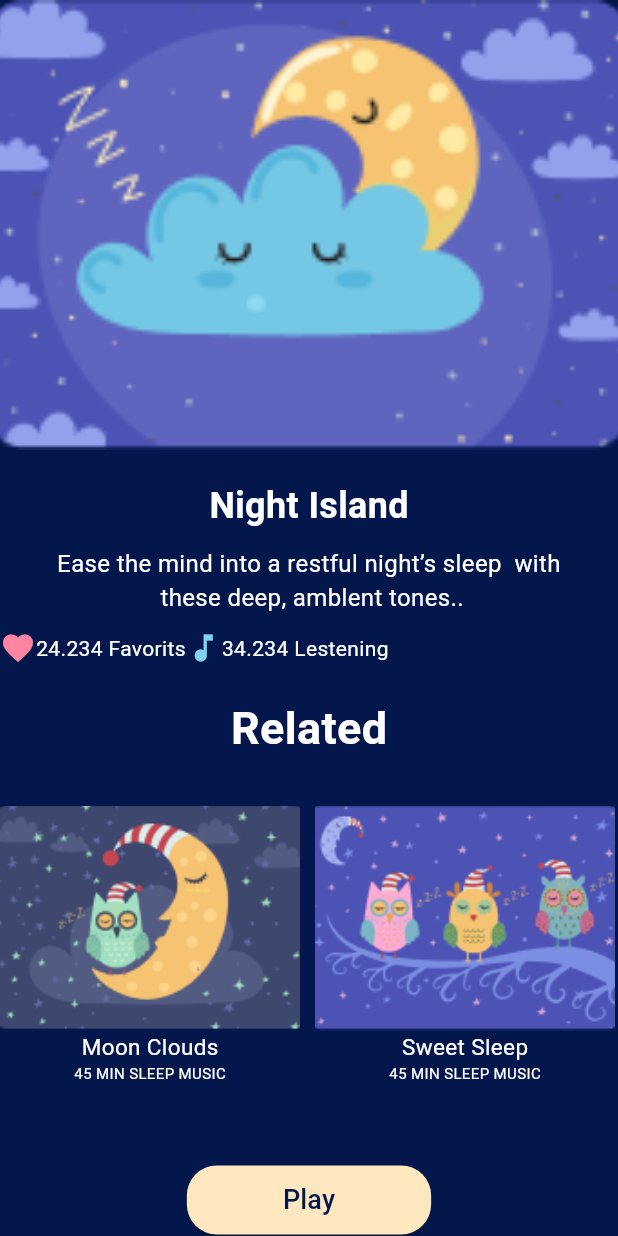
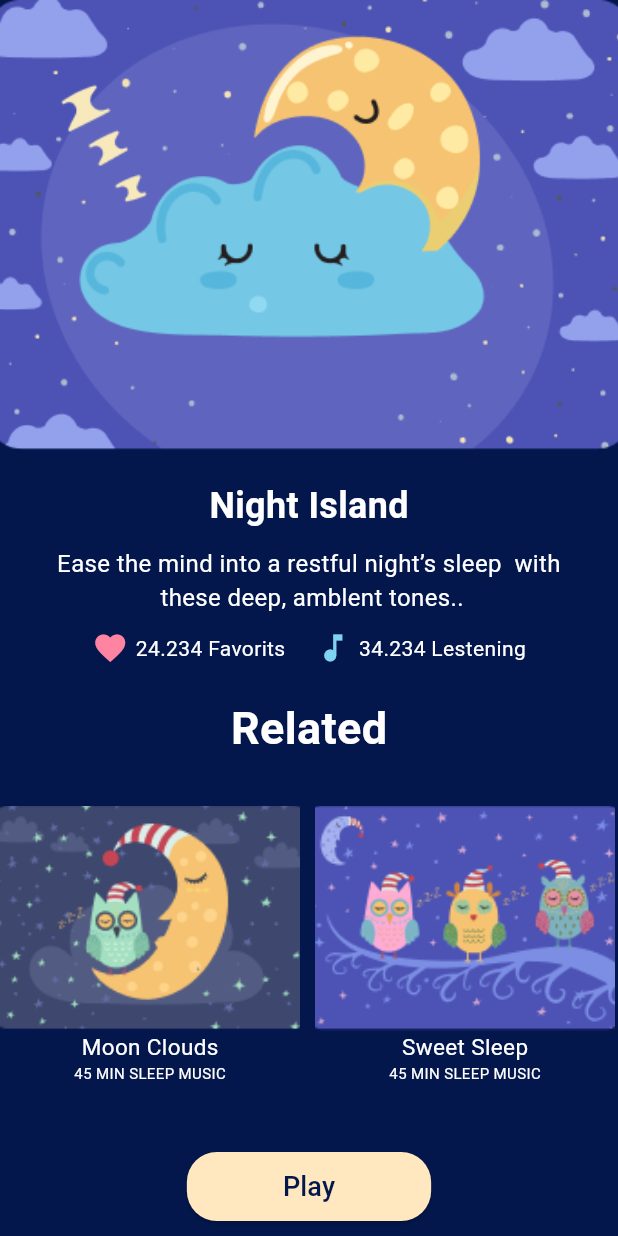
Before and after one commit to ahmednasasr/Meditation-app, a Flutter app: the SleepScreenDetailes screen opened directly, after a tap on "Night Island", on a phone screen of 412 x 824 dp. Run offline on Flutter 3.47's test engine with Material 3 defaults, Android fonts, the phone set to English and light mode, and no system bars; our stand-ins replace awesome_snackbar_content, cloud_firestore, firebase_auth, firebase_core, shared_preferences; accounts and stored records are empty.

Commit message:
just edits

```diff
--- a/lib/layout_screen/presentation/screens/home/home_screen.dart
+++ b/lib/layout_screen/presentation/screens/home/home_screen.dart
@@ -161,7 +161,6 @@ class _HomeScreenState extends State<HomeScreen>
                       fontWeight: FontWeight.bold,
                     ),
                   ),
-                  SizedBox(height: 40),
                   SizedBox(
                     height: 200,
                     child: ListView(
--- a/lib/layout_screen/presentation/screens/meditate_screen.dart
+++ b/lib/layout_screen/presentation/screens/meditate_screen.dart
@@ -30,7 +30,7 @@ class _HomeScreenState extends State<MeditateScreen> {
             ),
             Text(
               "we can learn how to recognize when our minds are doing their normal everyday acrobatics.",
-              style: TextStyle(color: Color(0xffA0A3B1)),
+              style: TextStyle(color: Color(0xffA0A3B1),fontWeight: FontWeight.bold),
             ),
             SizedBox(
               height: 20,
@@ -43,7 +43,13 @@ class _HomeScreenState extends State<MeditateScreen> {
                       TabBar(
                           dividerColor: Colors.transparent,
                           unselectedLabelColor: Color(0xffA0A3B1),
-                          labelStyle: TextStyle(color: Color(0xff8E97FD)),
+                          labelColor: Colors.white,
+                          labelStyle: TextStyle(fontSize: 12, fontWeight: FontWeight.bold),
+                          indicator: BoxDecoration(
+                            color: Color(0xff8E97FD),
+                            borderRadius: BorderRadius.circular(25),
+                          ),
+
                           tabs: [
                             Tab(
                               child: Column(
--- a/lib/layout_screen/presentation/screens/sleep/night_island_details.dart
+++ b/lib/layout_screen/presentation/screens/sleep/night_island_details.dart
@@ -7,14 +7,15 @@ class NightIslandDetails extends StatelessWidget {
   Widget build(BuildContext context) {
     return Scaffold(
       backgroundColor: Color(0xFF03174C),
-      body: Column(
+      body: SingleChildScrollView(
+        child: Column(
           crossAxisAlignment: CrossAxisAlignment.center,
           children: [
             Container(
               height: 300,
               width: double.infinity,
               child: Image.asset(
-                'assets/images/q11.png',
+                'assets/images/سلسل.png',
                 fit: BoxFit.cover,
               ),
             ),
@@ -22,10 +23,9 @@ class NightIslandDetails extends StatelessWidget {
             Text(
               "Night Island",
               style: TextStyle(
-                fontSize: 24,
-                fontWeight: FontWeight.bold,
-                color: Colors.white
-              ),
+                  fontSize: 24,
+                  fontWeight: FontWeight.bold,
+                  color: Colors.white),
             ),
             SizedBox(height: 10),
             Text(
@@ -33,26 +33,45 @@ class NightIslandDetails extends StatelessWidget {
               textAlign: TextAlign.center,
               style: TextStyle(fontSize: 16, color: Colors.white),
             ),
-            SizedBox(height: 10,),
+            SizedBox(height: 10),
             Row(
+              mainAxisAlignment: MainAxisAlignment.center,
               children: [
-                Icon(Icons.favorite,color: Color(0xffFF84A2),),
-                Text("24.234 Favorits",style: TextStyle(color: Colors.white),),
-                Icon(Icons.music_note,color: Color(0xff7FD2F2),),
-                Text("34.234 Lestening",style: TextStyle(color: Colors.white),),
+                Icon(
+                  Icons.favorite,
+                  color: Color(0xffFF84A2),
+                ),
+                SizedBox(width: 5),
+                Text(
+                  "24.234 Favorits",
+                  style: TextStyle(color: Colors.white),
+                ),
+                SizedBox(width: 20),
+                Icon(
+                  Icons.music_note,
+                  color: Color(0xff7FD2F2),
+                ),
+                SizedBox(width: 5),
+                Text(
+                  "34.234 Lestening",
+                  style: TextStyle(color: Colors.white),
+                ),
               ],
             ),
             SizedBox(height: 20),
-            Text("Related",style: TextStyle(color: Colors.white,fontSize: 30,fontWeight: FontWeight.bold),),
-            SizedBox(height: 30,),
+            Text(
+              "Related",
+              style: TextStyle(
+                  color: Colors.white, fontSize: 30, fontWeight: FontWeight.bold),
+            ),
+            SizedBox(height: 30),
             SizedBox(
               height: 200,
               child: ListView(
                 scrollDirection: Axis.horizontal,
                 children: [
                   InkWell(
-                      onTap: () {
-                      },
+                      onTap: () {},
                       child: Column(
                         children: [
                           Container(
@@ -65,17 +84,19 @@ class NightIslandDetails extends StatelessWidget {
                               fit: BoxFit.cover,
                             ),
                           ),
-                          Text("Moon Clouds",style: TextStyle(
-                              fontSize: 15,
-                              color: Colors.white
-                          ),),
-                          Text("45 MIN SLEEP MUSIC",style: TextStyle(
-                              fontSize: 10,
-                              color: Colors.white
-                          ),),
+                          Text(
+                            "Moon Clouds",
+                            style: TextStyle(
+                                fontSize: 15, color: Colors.white),
+                          ),
+                          Text(
+                            "45 MIN SLEEP MUSIC",
+                            style: TextStyle(
+                                fontSize: 10, color: Colors.white),
+                          ),
                         ],
                       )),
-                  SizedBox(width: 10,),
+                  SizedBox(width: 10),
                   InkWell(
                       onTap: () {
                         Navigator.push(
@@ -97,24 +118,24 @@ class NightIslandDetails extends StatelessWidget {
                               fit: BoxFit.cover,
                             ),
                           ),
-                          Text("Sweet Sleep",style: TextStyle(
-                              fontSize: 15,
-                              color: Colors.white
-                          ),),
-                          Text("45 MIN SLEEP MUSIC",style: TextStyle(
-                              fontSize: 10,
-                              color: Colors.white
-                          ),),
+                          Text(
+                            "Sweet Sleep",
+                            style: TextStyle(
+                                fontSize: 15, color: Colors.white),
+                          ),
+                          Text(
+                            "45 MIN SLEEP MUSIC",
+                            style: TextStyle(
+                                fontSize: 10, color: Colors.white),
+                          ),
                         ],
                       )),
                 ],
               ),
             ),
-            Spacer(),
+            SizedBox(height: 30),
             ElevatedButton(
-              onPressed: () {
-
-              },
+              onPressed: () {},
               style: ElevatedButton.styleFrom(
                 backgroundColor: Color(0xffFFE7BF),
                 shape: RoundedRectangleBorder(
@@ -122,15 +143,19 @@ class NightIslandDetails extends StatelessWidget {
                 ),
               ),
               child: Padding(
-                padding: const EdgeInsets.symmetric(horizontal: 40.0, vertical: 10.0),
+                padding: const EdgeInsets.symmetric(
+                    horizontal: 40.0, vertical: 10.0),
                 child: Text(
                   "Play",
-                  style: TextStyle(color: Color(0xFF03174C), fontSize: 18),
+                  style: TextStyle(
+                      color: Color(0xFF03174C), fontSize: 18),
                 ),
               ),
             ),
+            SizedBox(height: 30), // For extra padding at the bottom
           ],
         ),
+      ),
     );
   }
 }
--- a/lib/layout_screen/presentation/screens/sleep/sleep_screen_detailes.dart
+++ b/lib/layout_screen/presentation/screens/sleep/sleep_screen_detailes.dart
@@ -59,7 +59,7 @@ class _SleepScreenDetailesState extends State<SleepScreenDetailes> {
                   ),
                   Positioned(
                       top: 60,
-                      left: 90,
+                      left: 60,
                       child: Center(
                           child: Text(
                         "The ocean moon",
@@ -70,7 +70,7 @@ class _SleepScreenDetailesState extends State<SleepScreenDetailes> {
                       ))),
                   Positioned(
                     top: 100,
-                    left: 90,
+                    left: 70,
                     child: Center(
                         child: Text(
                       "Non-stop 8- hour mixes of our \n most popular sleep audio",
--- a/lib/layout_screen/presentation/widgets/custome_meditate.dart
+++ b/lib/layout_screen/presentation/widgets/custome_meditate.dart
@@ -13,7 +13,7 @@ class CustomeMeditate{
 
   static List<CustomeMeditate> cat=[
     CustomeMeditate( "7 Days of Calm", "assets/images/z1.png", Color(0xff808AFF), 170, 210),
-    CustomeMeditate( "Anxiet Release", "assets/images/z2.png", Color(0xffF05D48), 170, 167),
+    CustomeMeditate( "Anxiet Release", "assets/images/z2.png", Color(0xffF05D48), 170, 210),
     CustomeMeditate( "relax", "assets/images/z3.png", Color(0xffF4A17C), 170, 210),
     CustomeMeditate( "growth", "assets/images/z4.png", Color(0xff76C79E), 170, 210),
 
--- a/lib/layout_screen/presentation/widgets/custome_meditate_con.dart
+++ b/lib/layout_screen/presentation/widgets/custome_meditate_con.dart
@@ -23,7 +23,7 @@ class CustomeMeditateCon extends StatelessWidget {
           child: Column(
             mainAxisAlignment: MainAxisAlignment.center,
             children: [
-              Expanded(child: Image.asset("${customeMeditate.pathImg}", scale: 1.4)),
+              Expanded(child: Image.asset("${customeMeditate.pathImg}",width: customeMeditate.width,height: customeMeditate.height,)),
               Center(
                   child: Expanded(
                     child: Text(
```
Also changed, not shown: assets/images/motom.png (added), assets/images/qwqwqw.png (added), assets/images/سلسل.png (added).
